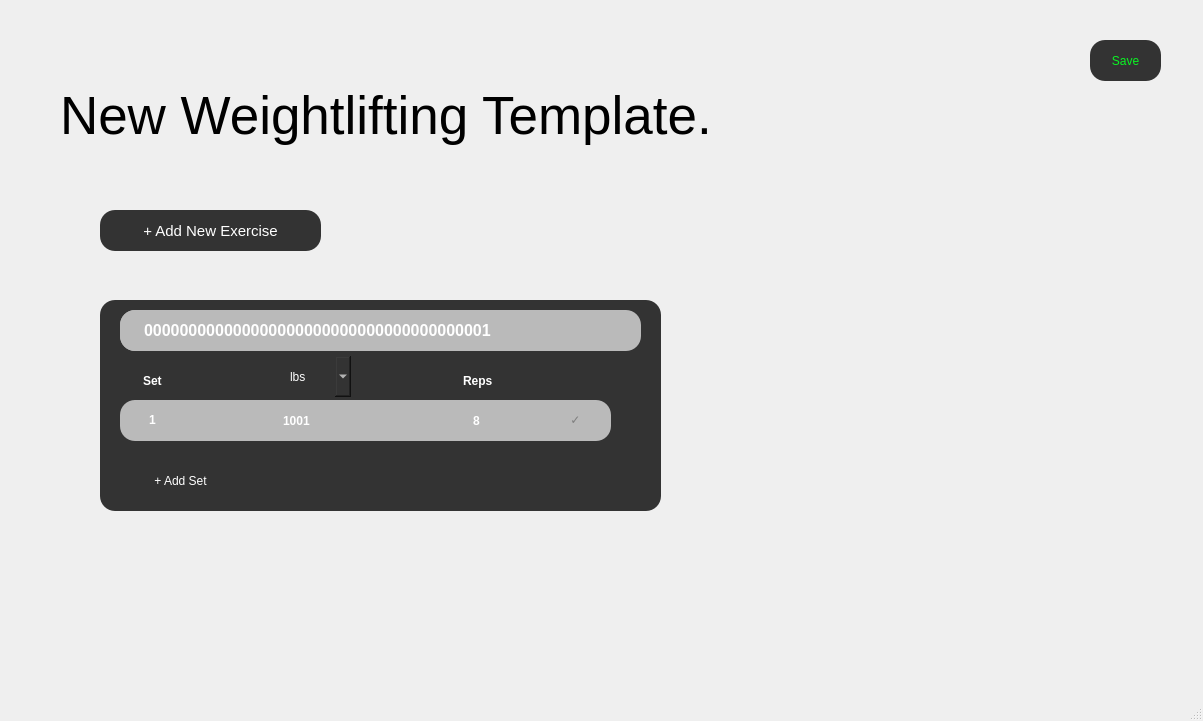
The window that code/weightlifttemplate.ui (amroomargit/Forge) describes before a commit, drawn with Qt 5.
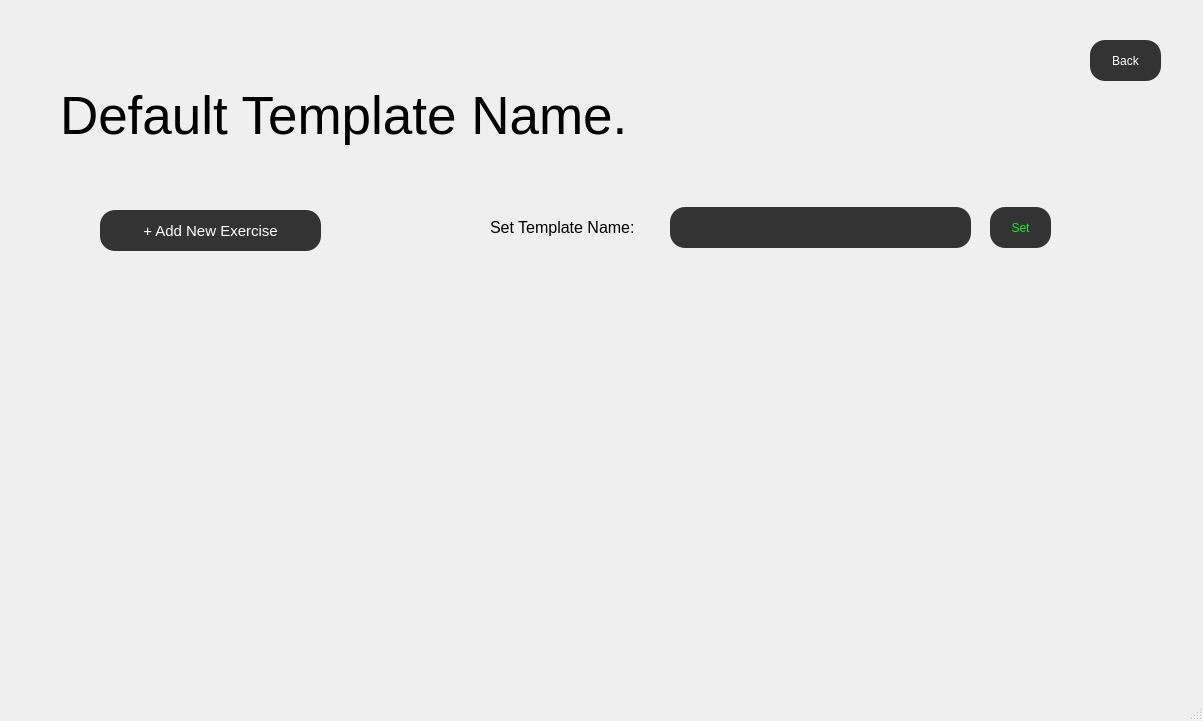
The same window after the commit.

Commit message: begin implementation of weightlifting template

The edit to the form file:
```diff
--- a/code/weightlifttemplate.ui
+++ b/code/weightlifttemplate.ui
@@ -34,7 +34,7 @@
     <property name="styleSheet">
      <string notr="true">QPushButton {
 background-color: #333333;
-color: #09f522;
+color: white;
 border-radius: 15px;
 padding: 10px 20px;
 }
@@ -45,7 +45,7 @@
 }</string>
     </property>
     <property name="text">
-     <string>Save</string>
+     <string>Back</string>
     </property>
    </widget>
    <widget class="QLabel" name="titleLabel">
@@ -63,7 +63,7 @@
      </font>
     </property>
     <property name="text">
-     <string>New Weightlifting Template.</string>
+     <string>Default Template Name.</string>
     </property>
    </widget>
    <widget class="QPushButton" name="backButton_2">
@@ -143,232 +143,64 @@
        <height>391</height>
       </rect>
      </property>
-     <widget class="QWidget" name="widget" native="true">
+    </widget>
+   </widget>
+   <widget class="QLineEdit" name="lineEdit">
       <property name="geometry">
        <rect>
-        <x>20</x>
-        <y>20</y>
-        <width>561</width>
-        <height>211</height>
+      <x>670</x>
+      <y>207</y>
+      <width>301</width>
+      <height>41</height>
        </rect>
       </property>
       <property name="styleSheet">
        <string notr="true">background-color: #333333;
+color: white;
 border-radius: 15px;
-padding: 10px 20px;</string>
-      </property>
-      <widget class="QWidget" name="widget_5" native="true">
-       <property name="geometry">
-        <rect>
-         <x>20</x>
-         <y>10</y>
-         <width>521</width>
-         <height>41</height>
-        </rect>
-       </property>
-       <property name="styleSheet">
-        <string notr="true">background-color: #bababa;
-border-radius: 15px;
-padding: 10px 20px;</string>
-       </property>
-       <widget class="QLabel" name="label_2">
-        <property name="geometry">
-         <rect>
-          <x>0</x>
-          <y>0</y>
-          <width>511</width>
-          <height>41</height>
-         </rect>
-        </property>
-        <property name="font">
-         <font>
-          <pointsize>12</pointsize>
-          <bold>true</bold>
-         </font>
-        </property>
-        <property name="styleSheet">
-         <string notr="true">color:white</string>
-        </property>
-        <property name="text">
-         <string>000000000000000000000000000000000000001</string>
-        </property>
-       </widget>
-      </widget>
-      <widget class="QLabel" name="label_5">
-       <property name="geometry">
-        <rect>
-         <x>20</x>
-         <y>60</y>
-         <width>71</width>
-         <height>41</height>
-        </rect>
-       </property>
-       <property name="font">
-        <font>
-         <bold>true</bold>
-        </font>
-       </property>
-       <property name="styleSheet">
-        <string notr="true">color:white</string>
-       </property>
-       <property name="text">
-        <string>Set</string>
-       </property>
-      </widget>
-      <widget class="QLabel" name="label_6">
-       <property name="geometry">
-        <rect>
-         <x>340</x>
-         <y>60</y>
-         <width>81</width>
-         <height>41</height>
-        </rect>
-       </property>
-       <property name="font">
-        <font>
-         <bold>true</bold>
-        </font>
-       </property>
-       <property name="styleSheet">
-        <string notr="true">color:white</string>
-       </property>
-       <property name="text">
-        <string>Reps</string>
-       </property>
-      </widget>
-      <widget class="QWidget" name="widget_6" native="true">
-       <property name="geometry">
-        <rect>
-         <x>20</x>
-         <y>100</y>
-         <width>491</width>
-         <height>41</height>
-        </rect>
-       </property>
-       <property name="styleSheet">
-        <string notr="true">background-color: #bababa;
-border-radius: 15px;
-padding: 10px 20px;</string>
-       </property>
-       <widget class="QPushButton" name="pushButton_2">
-        <property name="geometry">
-         <rect>
-          <x>430</x>
-          <y>4</y>
-          <width>51</width>
-          <height>31</height>
-         </rect>
-        </property>
-        <property name="toolTipDuration">
-         <number>-7</number>
-        </property>
-        <property name="styleSheet">
-         <string notr="true">QPushButton {
-    background-color: #bababa;
-    color: #7e7e7e;
-    border-radius: 15px;
-}
-
-QPushButton:hover {
-    background-color: #0eb63e;
-    color: white;
-}
-
-QPushButton:pressed {
-    background-color: #0eb63e;
-    color: white;
-}
 </string>
         </property>
-        <property name="text">
-         <string>✓</string>
-        </property>
-        <property name="checkable">
-         <bool>true</bool>
-        </property>
-       </widget>
-       <widget class="QLabel" name="label_12">
+    <property name="maxLength">
+     <number>12</number>
+    </property>
+   </widget>
+   <widget class="QLabel" name="label">
         <property name="geometry">
          <rect>
-          <x>6</x>
-          <y>-1</y>
-          <width>51</width>
-          <height>41</height>
+      <x>490</x>
+      <y>212</y>
+      <width>181</width>
+      <height>31</height>
          </rect>
         </property>
         <property name="font">
          <font>
-          <bold>true</bold>
-         </font>
-        </property>
-        <property name="styleSheet">
-         <string notr="true">color:white</string>
-        </property>
+      <pointsize>12</pointsize>
+      <bold>false</bold>
+     </font>
+    </property>
         <property name="text">
-         <string>1</string>
-        </property>
-       </widget>
-       <widget class="QLabel" name="label_13">
+     <string>Set Template Name:</string>
+    </property>
+   </widget>
+   <widget class="QPushButton" name="saveNewName">
         <property name="geometry">
          <rect>
-          <x>140</x>
-          <y>0</y>
-          <width>81</width>
-          <height>41</height>
-         </rect>
-        </property>
-        <property name="font">
-         <font>
-          <bold>true</bold>
-         </font>
-        </property>
-        <property name="styleSheet">
-         <string notr="true">color:white</string>
-        </property>
-        <property name="text">
-         <string>1001</string>
-        </property>
-       </widget>
-       <widget class="QLabel" name="label_14">
-        <property name="geometry">
-         <rect>
-          <x>330</x>
-          <y>0</y>
+      <x>990</x>
+      <y>207</y>
           <width>61</width>
           <height>41</height>
          </rect>
         </property>
         <property name="font">
          <font>
-          <bold>true</bold>
-         </font>
-        </property>
-        <property name="styleSheet">
-         <string notr="true">color:white</string>
-        </property>
-        <property name="text">
-         <string>8</string>
-        </property>
-       </widget>
-      </widget>
-      <widget class="QPushButton" name="backButton_4">
-       <property name="geometry">
-        <rect>
-         <x>20</x>
-         <y>160</y>
-         <width>121</width>
-         <height>41</height>
-        </rect>
-       </property>
-       <property name="font">
-        <font>
          <pointsize>9</pointsize>
         </font>
        </property>
        <property name="styleSheet">
         <string notr="true">QPushButton {
-background-color: #bababab;
-color: white;
+background-color: #333333;
+color: #09f522;
 border-radius: 15px;
 padding: 10px 20px;
 }
@@ -378,36 +210,8 @@
 }</string>
        </property>
        <property name="text">
-        <string>+ Add Set</string>
-       </property>
-      </widget>
-      <widget class="QComboBox" name="comboBox_2">
-       <property name="geometry">
-        <rect>
-         <x>170</x>
-         <y>56</y>
-         <width>81</width>
-         <height>41</height>
-        </rect>
-       </property>
-       <property name="styleSheet">
-        <string notr="true">background-color: #333333;
-color: white;
-border-radius: 15px;</string>
-       </property>
-       <item>
-        <property name="text">
-         <string>lbs</string>
-        </property>
-       </item>
-       <item>
-        <property name="text">
-         <string>kgs</string>
-        </property>
-       </item>
-      </widget>
-     </widget>
-    </widget>
+     <string>Set</string>
+    </property>
    </widget>
   </widget>
   <widget class="QMenuBar" name="menubar">
```
Left out of the diff: 9 changed lines with no effect on the pictures. Lines whose indentation alone changed are shown as unchanged. The commit also changes 33 other files.
